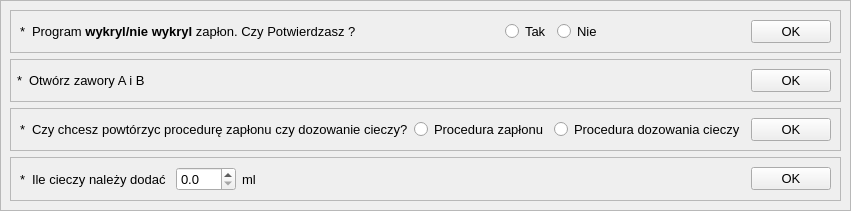
The window that app/nowytest_7.ui (wiacekmarcin/StanowiskoChemiczne) describes before a commit, drawn with Qt 5.
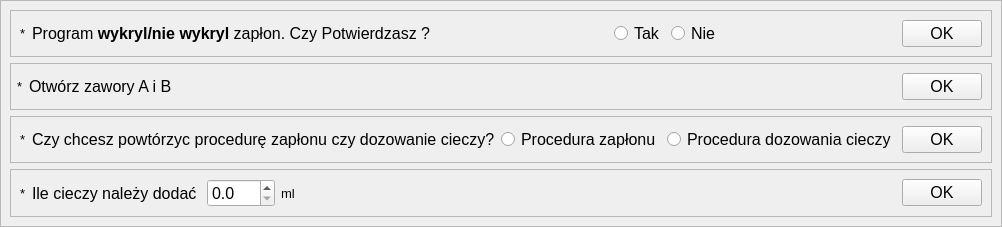
The same window after the commit. Custom widgets are drawn as their Qt base class.

Patch:
```diff
--- a/app/nowytest_7.ui
+++ b/app/nowytest_7.ui
@@ -72,6 +72,11 @@
          </item>
          <item>
           <widget class="QLabel" name="text_1">
+           <property name="font">
+            <font>
+             <pointsize>12</pointsize>
+            </font>
+           </property>
            <property name="text">
             <string>&lt;html&gt;&lt;head/&gt;&lt;body&gt;&lt;p&gt;Program &lt;span style=&quot; font-weight:700;&quot;&gt;wykryl/nie wykryl&lt;/span&gt; zapłon. Czy Potwierdzasz ?&lt;/p&gt;&lt;/body&gt;&lt;/html&gt;</string>
            </property>
@@ -95,6 +100,11 @@
          </item>
          <item>
           <widget class="QRadioButton" name="rb1_yes">
+           <property name="font">
+            <font>
+             <pointsize>12</pointsize>
+            </font>
+           </property>
            <property name="text">
             <string>Tak</string>
            </property>
@@ -102,6 +112,11 @@
          </item>
          <item>
           <widget class="QRadioButton" name="rb1_no">
+           <property name="font">
+            <font>
+             <pointsize>12</pointsize>
+            </font>
+           </property>
            <property name="text">
             <string>Nie</string>
            </property>
@@ -122,6 +137,11 @@
          </item>
          <item>
           <widget class="QPushButton" name="pbOK_1">
+           <property name="font">
+            <font>
+             <pointsize>12</pointsize>
+            </font>
+           </property>
            <property name="text">
             <string>OK</string>
            </property>
@@ -151,6 +171,11 @@
          </item>
          <item>
           <widget class="QLabel" name="txt_2">
+           <property name="font">
+            <font>
+             <pointsize>12</pointsize>
+            </font>
+           </property>
            <property name="text">
             <string>Otwórz zawory A i B</string>
            </property>
@@ -171,6 +196,11 @@
          </item>
          <item>
           <widget class="QPushButton" name="pbOK_2">
+           <property name="font">
+            <font>
+             <pointsize>12</pointsize>
+            </font>
+           </property>
            <property name="text">
             <string>OK</string>
            </property>
@@ -197,6 +227,11 @@
          </item>
          <item>
           <widget class="QLabel" name="text_3">
+           <property name="font">
+            <font>
+             <pointsize>12</pointsize>
+            </font>
+           </property>
            <property name="text">
             <string>Czy chcesz powtórzyc procedurę zapłonu czy dozowanie cieczy?</string>
            </property>
@@ -217,6 +252,11 @@
          </item>
          <item>
           <widget class="QRadioButton" name="rb3_zaplon">
+           <property name="font">
+            <font>
+             <pointsize>12</pointsize>
+            </font>
+           </property>
            <property name="text">
             <string>Procedura zapłonu</string>
            </property>
@@ -224,6 +264,11 @@
          </item>
          <item>
           <widget class="QRadioButton" name="rb3_ciecz">
+           <property name="font">
+            <font>
+             <pointsize>12</pointsize>
+            </font>
+           </property>
            <property name="text">
             <string>Procedura dozowania cieczy</string>
            </property>
@@ -244,6 +289,11 @@
          </item>
          <item>
           <widget class="QPushButton" name="pbOK_3">
+           <property name="font">
+            <font>
+             <pointsize>12</pointsize>
+            </font>
+           </property>
            <property name="text">
             <string>OK</string>
            </property>
@@ -270,6 +320,11 @@
          </item>
          <item>
           <widget class="QLabel" name="label_2">
+           <property name="font">
+            <font>
+             <pointsize>12</pointsize>
+            </font>
+           </property>
            <property name="text">
             <string>Ile cieczy należy dodać </string>
            </property>
@@ -277,6 +332,11 @@
          </item>
          <item>
           <widget class="QDoubleSpinBox" name="cbCiecz">
+           <property name="font">
+            <font>
+             <pointsize>12</pointsize>
+            </font>
+           </property>
            <property name="decimals">
             <number>1</number>
            </property>
@@ -304,6 +364,11 @@
          </item>
          <item>
           <widget class="QPushButton" name="pbOk_4">
+           <property name="font">
+            <font>
+             <pointsize>12</pointsize>
+            </font>
+           </property>
            <property name="text">
             <string>OK</string>
            </property>
```
